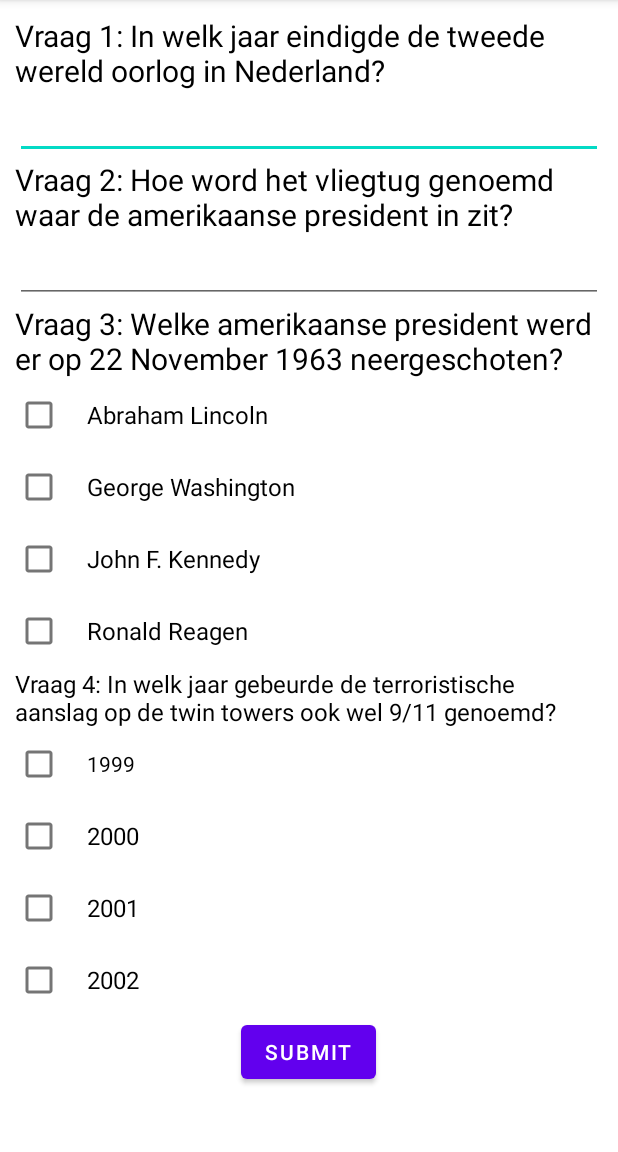
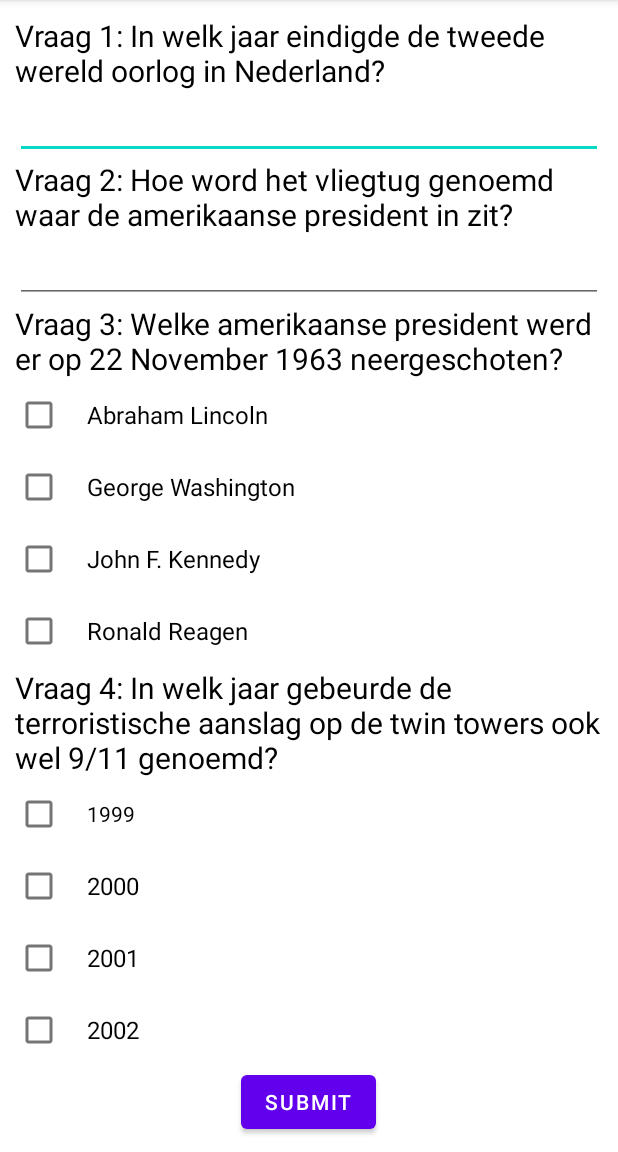
Before and after one commit to timodokter/android-development, an Android app: the screen it shows after launch (MainActivity), on a phone screen of 412 x 824 dp, the part 84-1236 px from its top. Run offline under Robolectric (Android 15) with nearby library versions, the light colour scheme and no system bars.

Commit message:
the xml file is done for now

```diff
--- a/OnderwijsquizUserInputProject2/app/src/main/res/layout/activity_main.xml
+++ b/OnderwijsquizUserInputProject2/app/src/main/res/layout/activity_main.xml
@@ -85,7 +85,7 @@
             android:layout_height="wrap_content"
             android:text="Vraag 4: In welk jaar gebeurde de terroristische aanslag op de twin towers ook wel 9/11 genoemd?"
             android:textColor="@android:color/black"
-            android:textSize="16sp" />
+            android:textSize="20sp" />
 
         <CheckBox
             android:id="@+id/vraag4_antwoord1"
```
